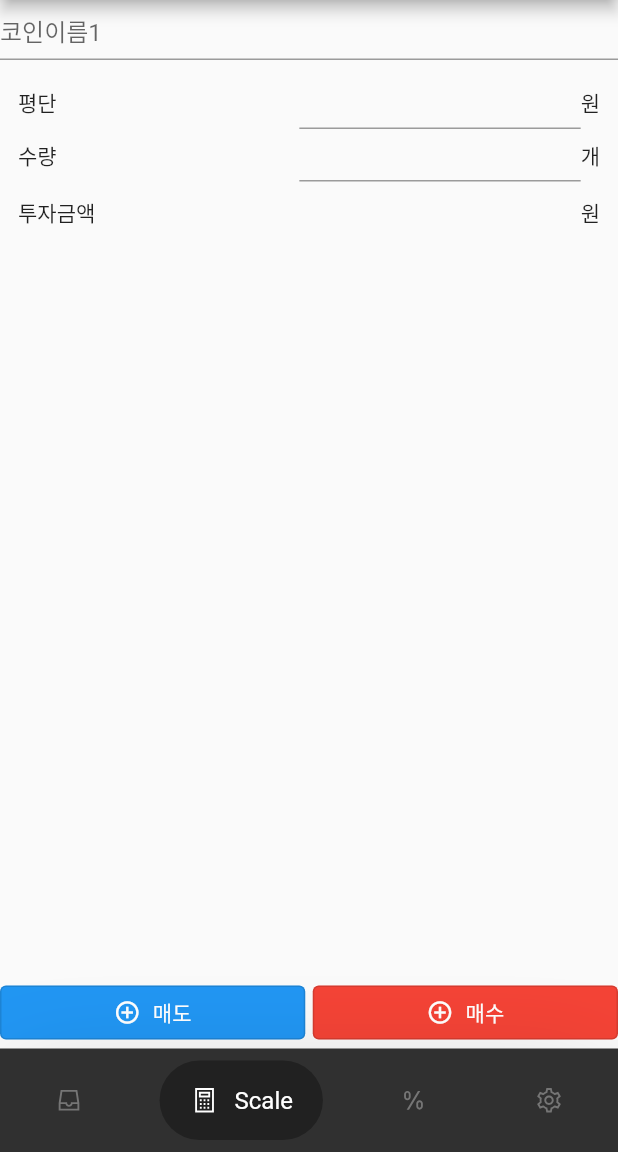
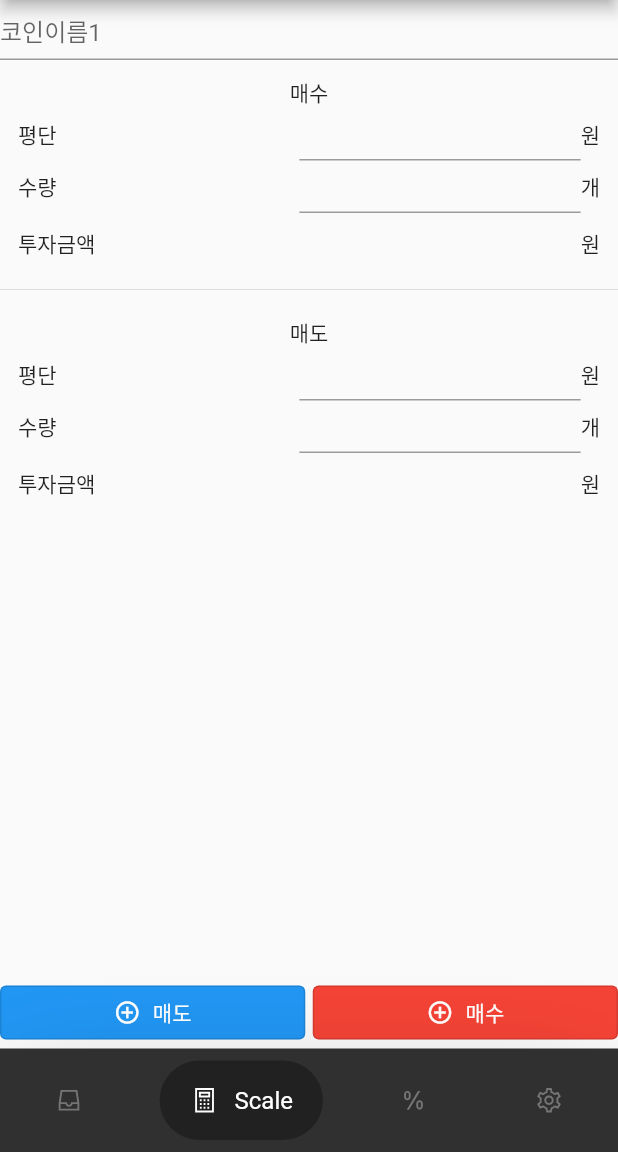
Before and after one commit to realapril/crypto_scale_trade, a Flutter app: the screen it shows after launch, item 2 of the bottom bar chosen, after a tap on "매도", on a phone screen of 412 x 824 dp, the part 84-1236 px from its top. Run offline on Flutter 3.47's test engine with Material 2 defaults, Android fonts, the phone set to English and light mode, and no system bars; drawn by our look-alikes of google_nav_bar; our stand-ins replace flutter_keyboard_visibility, google_fonts, line_icons, sticky_headers; generated files the repository leaves out were written again.

Commit message:
Divided scale trade plans into buying and selling

```diff
--- a/lib/component/plan_list_view.dart
+++ b/lib/component/plan_list_view.dart
@@ -1,20 +1,21 @@
-import 'package:crypto_scale_trade/model/buying_plan.dart';
+import 'package:crypto_scale_trade/model/scale_trading_plan.dart';
 import 'package:crypto_scale_trade/provider/plan_listview_provider.dart';
 import 'package:flutter/cupertino.dart';
 import 'package:flutter/material.dart';
 import 'package:provider/provider.dart';
 import 'package:flutter_keyboard_visibility/flutter_keyboard_visibility.dart';
-import 'package:line_icons/line_icons.dart';
 
 
 class PlanListView extends StatefulWidget {
   int index=0;
-  List<BuyingPlan> planList;
+  List<ScalePlan> planList;
 
   PlanListView({Key? key, required this.index, required this.planList}) : super(key: key);
 
   @override
   _PlanListViewState createState() => _PlanListViewState();
+
+
 }
 
 class _PlanListViewState extends State<PlanListView> {
@@ -38,7 +39,6 @@ class _PlanListViewState extends State<PlanListView> {
         planProvider.updatePlanAmount(widget.index, widget.planList[widget.index].myController2.text);
       }
     });
-    final Widget secondaryBackground;
     return Dismissible(
       key: Key(counter.toString()),
       direction: DismissDirection.startToEnd,
@@ -59,6 +59,7 @@ class _PlanListViewState extends State<PlanListView> {
         padding: const EdgeInsets.fromLTRB(12, 10, 12, 12),
         child: Column(
           children: [
+            widget.planList[widget.index].isTradeTypeBuying == true ? Text('매수') : Text('매도'),
             Row(
               children: [
                 const Expanded(
@@ -143,6 +144,4 @@ class _PlanListViewState extends State<PlanListView> {
     );
   }
 
-
-
 }
--- a/lib/model/buying_plan.dart
+++ b/lib/model/scale_trading_plan.dart
@@ -1,13 +1,13 @@
 import 'package:flutter/cupertino.dart';
 
-class BuyingPlan {
+class ScalePlan {
   String buyingPrice;
   String amount;
   String totalValue;
+  bool isTradeTypeBuying;
 
   TextEditingController myController1;
   TextEditingController myController2;
-  //TextEditingController myController3;
 
-  BuyingPlan(this.buyingPrice, this.amount, this.totalValue, this.myController1, this.myController2);
+  ScalePlan(this.buyingPrice, this.amount, this.totalValue, this.isTradeTypeBuying, this.myController1, this.myController2);
 }
--- a/lib/provider/plan_listview_provider.dart
+++ b/lib/provider/plan_listview_provider.dart
@@ -1,14 +1,15 @@
-import 'package:crypto_scale_trade/model/buying_plan.dart';
+import 'package:crypto_scale_trade/model/scale_trading_plan.dart';
 import 'package:flutter/material.dart';
 
 class PlanListvewProvider extends ChangeNotifier {
-  List<BuyingPlan> _plans = [
-    BuyingPlan('', '', '', TextEditingController(), TextEditingController()),
+  //basic plan should be buying plan
+  List<ScalePlan> _plans = [
+    ScalePlan('', '', '', true, TextEditingController(), TextEditingController()),
   ];
 
-  List<BuyingPlan> get plans => _plans;
+  List<ScalePlan> get plans => _plans;
 
-  addPlan(BuyingPlan newPlan) {
+  addPlan(ScalePlan newPlan) {
     _plans.add(newPlan);
     notifyListeners();
   }
--- a/lib/screens/saved_list_screen.dart
+++ b/lib/screens/saved_list_screen.dart
@@ -1,7 +1,7 @@
 import 'package:crypto_scale_trade/component/add_plan_btn.dart';
 import 'package:crypto_scale_trade/component/person_tile.dart';
 import 'package:crypto_scale_trade/component/plan_list_view.dart';
-import 'package:crypto_scale_trade/model/buying_plan.dart';
+import 'package:crypto_scale_trade/model/scale_trading_plan.dart';
 import 'package:crypto_scale_trade/model/person.dart';
 import 'package:flutter/material.dart';
 import 'package:flutter_gen/gen_l10n/app_localizations.dart';
--- a/lib/screens/scale_planning_screen.dart
+++ b/lib/screens/scale_planning_screen.dart
@@ -1,6 +1,6 @@
 import 'package:crypto_scale_trade/component/add_plan_btn.dart';
 import 'package:crypto_scale_trade/component/plan_list_view.dart';
-import 'package:crypto_scale_trade/model/buying_plan.dart';
+import 'package:crypto_scale_trade/model/scale_trading_plan.dart';
 import 'package:crypto_scale_trade/provider/plan_listview_provider.dart';
 import 'package:flutter/material.dart';
 import 'package:flutter_gen/gen_l10n/app_localizations.dart';
@@ -53,7 +53,7 @@ class _ScalePlanning extends State<ScalePlanningScreen>{
               backgroundColor: Colors.blue
           ),
           onPressed: () {
-            // Respond to button press
+            planProvider.addPlan(ScalePlan('', '', '', false, TextEditingController(), TextEditingController() ));
           },
           icon: Icon(Icons.add_circle_outline_outlined, size: 18),
           label: Text("매도"),
@@ -69,9 +69,8 @@ class _ScalePlanning extends State<ScalePlanningScreen>{
               backgroundColor: Colors.red
           ),
           onPressed: () {
-            planProvider.addPlan(BuyingPlan('', '', '', TextEditingController(), TextEditingController() ));
+            planProvider.addPlan(ScalePlan('', '', '', true, TextEditingController(), TextEditingController() ));
             _scrollController.animateTo(_scrollController.position.maxScrollExtent, duration: const Duration(milliseconds: 500), curve: Curves.easeOut);
-            // _scrollController.jumpTo(_scrollController.position.maxScrollExtent);
             },
           icon: Icon(Icons.add_circle_outline_outlined, size: 18),
           label: Text("매수"),
```
